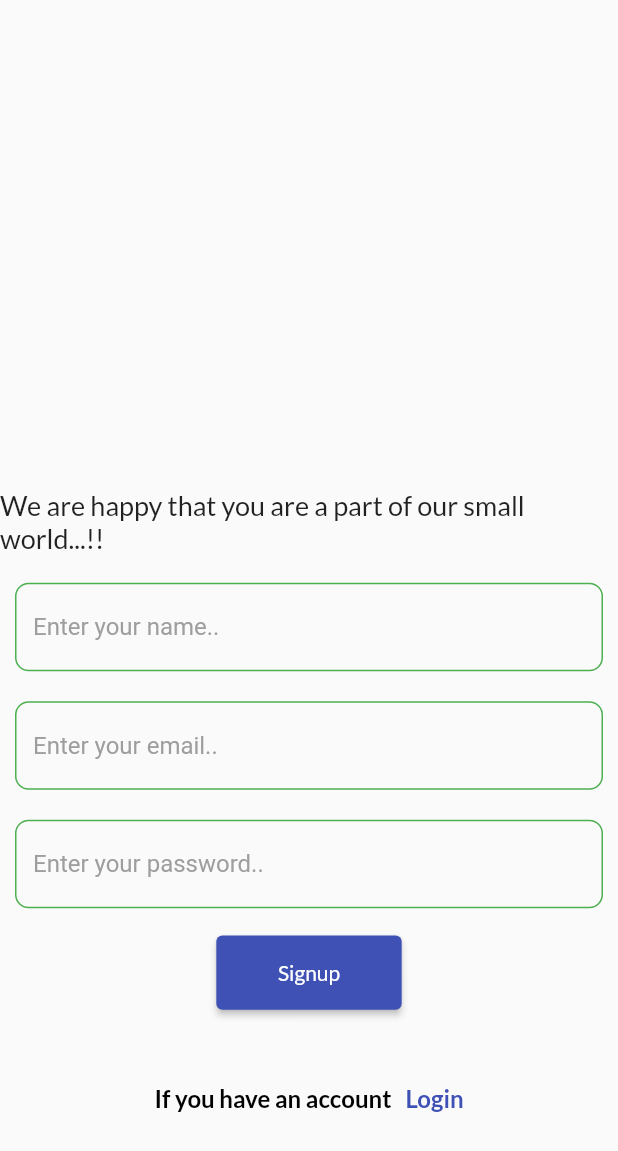
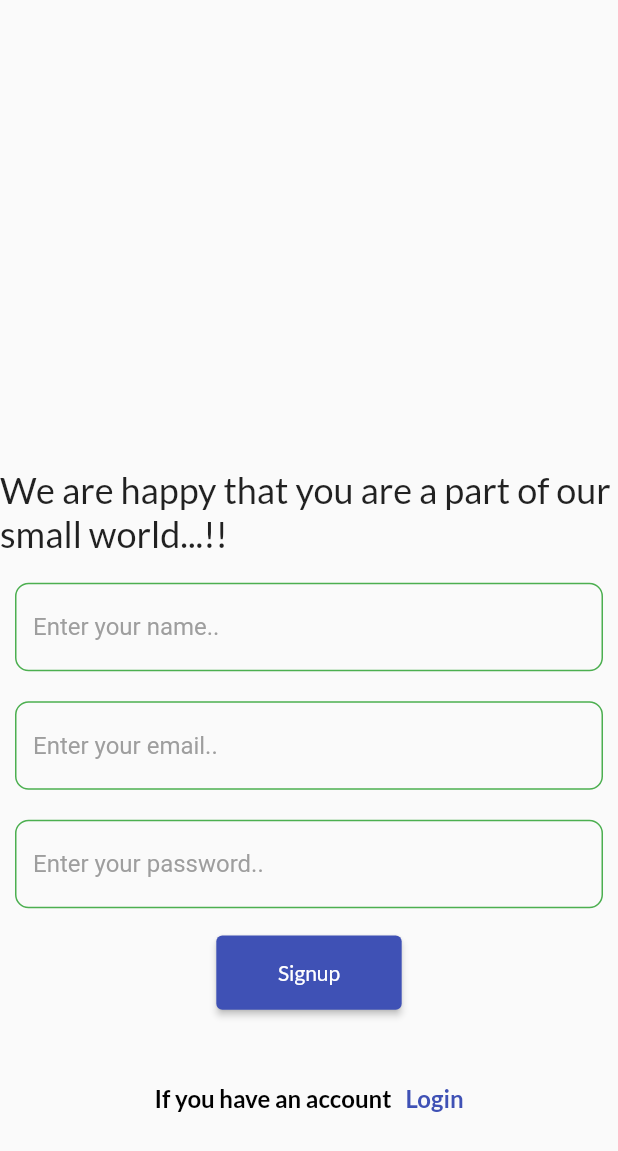
Before and after one commit to devkishor8007/share_sansar, a Flutter app: the SignupPage screen opened by its route, on a phone screen of 412 x 824 dp. Shown: the top 1151 px of the screen. Run offline on Flutter 3.47's test engine with Material 2 defaults, Android fonts, the phone set to English and light mode, and no system bars; our stand-ins replace cloud_firestore, firebase_auth, firebase_core, flutter_riverpod, go_router, google_fonts; accounts and stored records are empty; network calls fail.

Commit message:
feat: make a custom widget

```diff
--- a/lib/pages/auth/signup.page.dart
+++ b/lib/pages/auth/signup.page.dart
@@ -7,6 +7,7 @@ import 'package:post_wall/riverpod/auth_riverpod.dart';
 
 import '../../riverpod/user_riverpod.dart';
 import '../../widgets/custom.button.dart';
+import '../../widgets/custom.text.dart';
 import '../../widgets/custom.textfield.dart';
 
 class SignupPage extends ConsumerStatefulWidget {
@@ -47,11 +48,9 @@ class _SignupPageState extends ConsumerState<SignupPage> {
         body: Column(
           mainAxisAlignment: MainAxisAlignment.end,
           children: [
-            Text(
-              'We are happy that you are a part of our small world...!!',
-              style: GoogleFonts.lato(
-                fontSize: 18,
-              ),
+            CustomText(
+              text: 'We are happy that you are a part of our small world...!!',
+              fontSize: Theme.of(context).textTheme.headlineSmall!.fontSize,
             ),
             SizedBox(
               height: size.height * 0.01,
--- a/lib/pages/feeds.dart
+++ b/lib/pages/feeds.dart
@@ -3,6 +3,7 @@ import 'package:flutter_riverpod/flutter_riverpod.dart';
 import 'package:google_fonts/google_fonts.dart';
 import 'package:post_wall/data/models/post.model.dart';
 import 'package:post_wall/riverpod/auth_riverpod.dart';
+import 'package:post_wall/widgets/custom.appbar.dart';
 
 import '../riverpod/post_riverpod.dart';
 import '../widgets/custom.drawer.dart';
@@ -22,9 +23,7 @@ class _FeedsScreenState extends ConsumerState<FeedsScreen> {
     Size size = MediaQuery.of(context).size;
     return SafeArea(
       child: Scaffold(
-        appBar: AppBar(
-          title: const Text('Feeds'),
-        ),
+        appBar: const CustomAppBar(appBarText: 'Feeds',),
         drawer: const CustomDrawer(),
         body: feeds.when(
           data: (feedData) {
--- a/lib/widgets/custom.drawer.dart
+++ b/lib/widgets/custom.drawer.dart
@@ -4,8 +4,9 @@ import 'package:go_router/go_router.dart';
 import 'package:post_wall/riverpod/auth_riverpod.dart';
 // import 'package:go_router/go_router.dart';
 
+import '../pages/profile/profile.dart';
 import '../pages/unknown_friends.dart';
-import '../pages/profile/profile.dart';
+// import '../pages/profile/profile.dart';
 
 class CustomDrawer extends ConsumerStatefulWidget {
   const CustomDrawer({super.key});
--- /dev/null
+++ b/lib/widgets/custom.text.dart
@@ -0,0 +1,19 @@
+import 'package:flutter/material.dart';
+import 'package:flutter_riverpod/flutter_riverpod.dart';
+import 'package:google_fonts/google_fonts.dart';
+
+class CustomText extends ConsumerWidget {
+  final String text;
+  final double? fontSize;
+  const CustomText({super.key, required this.text, this.fontSize});
+
+  @override
+  Widget build(BuildContext context, WidgetRef ref) {
+    return Text(
+      text,
+      style: GoogleFonts.lato(
+        fontSize: fontSize,
+      ),
+    );
+  }
+}
```
Also changed, not shown: lib/pages/auth/login.page.dart (+4 -5 lines), lib/pages/home.dart (+3 -35 lines), lib/pages/profile/profile.dart (+9 -6 lines), lib/pages/unknown_friends.dart (+9 -4 lines), lib/utils/router.dart (+9 -0 lines), lib/widgets/custom.appbar.dart (added, +18 -0 lines).
